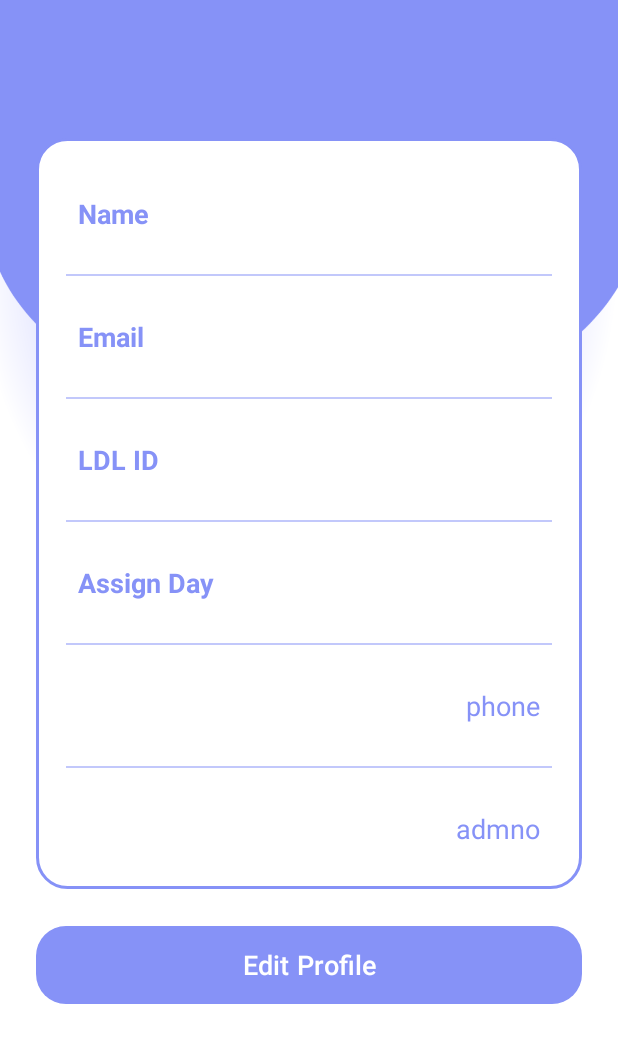
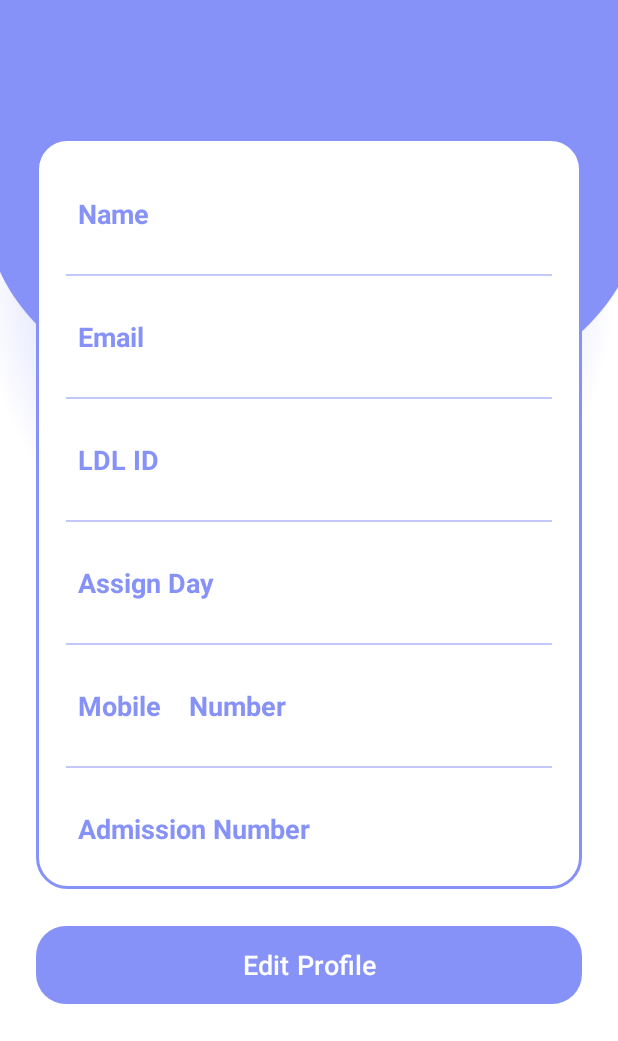
Before and after one commit to AbhiishekTyagii/ldl, an Android app: the ProfileActivity screen opened directly, with no data from a screen before it, on a phone screen of 412 x 824 dp, the part 195-1236 px from its top. Run offline under Robolectric (Android 15) with nearby library versions, the phone set to English and light mode, and no system bars; our stand-ins replace Firebase (no records; nobody signed in at launch, a user with empty details on screens opened directly).

Commit message:
role added and profile screen changes

```diff
--- a/app/build.gradle.kts
+++ b/app/build.gradle.kts
@@ -9,7 +9,7 @@ android {
 
     defaultConfig {
         applicationId = "com.usualdev.lightdeliteracy"
-        minSdk = 32
+        minSdk = 30
         targetSdk = 34
         versionCode = 1
         versionName = "1.0"
--- a/app/src/main/java/com/usualdev/lightdeliteracy/LoginActivity.java
+++ b/app/src/main/java/com/usualdev/lightdeliteracy/LoginActivity.java
@@ -115,7 +115,7 @@ public class LoginActivity extends AppCompatActivity {
                         intent.putExtra("admno", admnoFromDB);
 
                         Toast.makeText(LoginActivity.this, "You have Signin successfully!", Toast.LENGTH_SHORT).show();
-                        startActivity(intent);
+                        intent.setFlags(Intent.FLAG_ACTIVITY_NEW_TASK | Intent.FLAG_ACTIVITY_CLEAR_TASK);                        startActivity(intent);
                     } else {
                         loginPassword.setError("Invalid Credentials");
                         loginPassword.requestFocus();
--- a/app/src/main/java/com/usualdev/lightdeliteracy/ProfileActivity.java
+++ b/app/src/main/java/com/usualdev/lightdeliteracy/ProfileActivity.java
@@ -32,8 +32,8 @@ public class ProfileActivity extends AppCompatActivity {
         profileEmail = findViewById(R.id.profileEmail);
         profileUsername = findViewById(R.id.profileUsername);
         profileday = findViewById(R.id.profileDay);
-        profilephone = findViewById(R.id.profilephone);
-        profileadmissionno = findViewById(R.id.profileadmno);
+        profilephone = findViewById(R.id.profilePhone);
+        profileadmissionno = findViewById(R.id.profileAdmNo);
         titleName = findViewById(R.id.titleName);
         titleUsername = findViewById(R.id.titleUsername);
         editProfile = findViewById(R.id.editButton);
--- a/app/src/main/java/com/usualdev/lightdeliteracy/SignupActivity.java
+++ b/app/src/main/java/com/usualdev/lightdeliteracy/SignupActivity.java
@@ -49,7 +49,7 @@ public class SignupActivity extends AppCompatActivity {
                 String day = signupday.getText().toString();
                 String phone = signupphone.getText().toString();
                 String admno = signupadmissionno.getText().toString();
-                Helper helperClass = new Helper(name, email, username, password, day, phone, admno);
+                Helper helperClass = new Helper(name, email, username, password, day, phone, admno ,"user");
                     reference.child(username).setValue(helperClass);
                 Toast.makeText(SignupActivity.this, "You have signup successfully!", Toast.LENGTH_SHORT).show();
                 Intent intent = new Intent(SignupActivity.this, LoginActivity.class);
--- a/app/src/main/res/layout/activity_profile.xml
+++ b/app/src/main/res/layout/activity_profile.xml
@@ -215,7 +215,7 @@
             <TextView
                 android:layout_width="wrap_content"
                 android:layout_height="wrap_content"
-                android:id="@+id/profilephone"
+                android:id="@+id/profilephoneLbl"
                 android:layout_weight="1"
                 android:text="Mobile    Number"
                 android:textStyle="bold"
@@ -225,8 +225,8 @@
             <TextView
                 android:layout_width="wrap_content"
                 android:layout_height="wrap_content"
-                android:id="@+id/admno"
-                android:text="phone"
+                android:id="@+id/profilePhone"
+                android:text="9898989898"
                 android:layout_weight="1"
                 android:textAlignment="viewEnd"
                 android:textColor="@color/lavender"
@@ -252,7 +252,7 @@
             <TextView
                 android:layout_width="wrap_content"
                 android:layout_height="wrap_content"
-                android:id="@+id/profileadmno"
+                android:id="@+id/admno"
                 android:layout_weight="1"
                 android:text="Admission Number"
                 android:textStyle="bold"
@@ -262,8 +262,8 @@
             <TextView
                 android:layout_width="wrap_content"
                 android:layout_height="wrap_content"
-                android:id="@+id/ad"
-                android:text="admno"
+                android:id="@+id/profileAdmNo"
+                android:text="RRDF3232G"
                 android:layout_weight="1"
                 android:textAlignment="viewEnd"
                 android:textColor="@color/lavender"
```
Also changed, not shown: app/src/main/java/com/usualdev/lightdeliteracy/Helper.java (+10 -2 lines).
